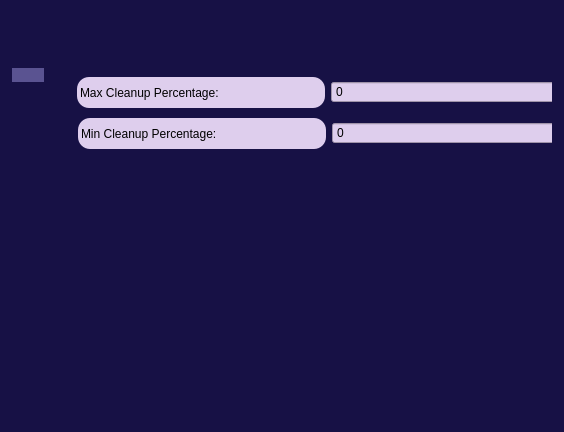
Qt form UI/main.ui (DORSA-co/oxin_storage_management) before a commit.
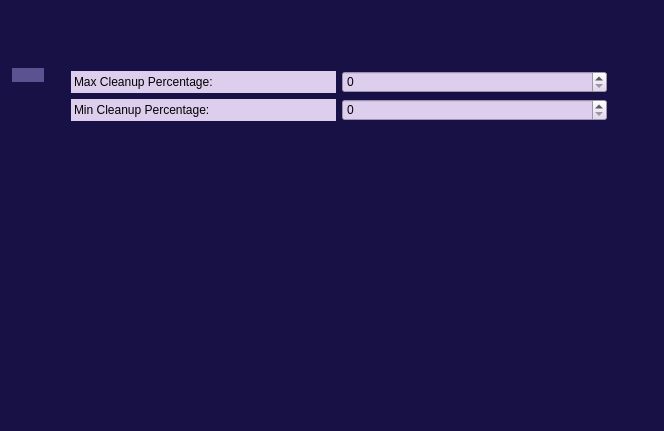
The same form after that commit. The open tabs and pages were chosen to show the change. Icons and pictures are not drawn.

```diff
--- a/UI/main.ui
+++ b/UI/main.ui
@@ -6,8 +6,8 @@
    <rect>
     <x>0</x>
     <y>0</y>
-    <width>564</width>
-    <height>432</height>
+    <width>664</width>
+    <height>431</height>
    </rect>
   </property>
   <property name="windowTitle">
@@ -633,6 +633,18 @@
         </widget>
         <widget class="QWidget" name="page_3">
          <layout class="QVBoxLayout" name="verticalLayout_5">
+          <property name="leftMargin">
+           <number>3</number>
+          </property>
+          <property name="topMargin">
+           <number>3</number>
+          </property>
+          <property name="rightMargin">
+           <number>45</number>
+          </property>
+          <property name="bottomMargin">
+           <number>3</number>
+          </property>
           <item>
            <widget class="QFrame" name="frame_2">
             <property name="frameShape">
@@ -641,15 +653,8 @@
             <property name="frameShadow">
              <enum>QFrame::Raised</enum>
             </property>
-            <widget class="QWidget" name="layoutWidget">
-             <property name="geometry">
-              <rect>
-               <x>9</x>
-               <y>9</y>
-               <width>501</width>
-               <height>31</height>
-              </rect>
-             </property>
+            <layout class="QVBoxLayout" name="verticalLayout_7">
+             <item>
              <layout class="QHBoxLayout" name="horizontalLayout_219">
               <item>
                <widget class="QLabel" name="label_154">
@@ -678,16 +683,8 @@
                </widget>
               </item>
              </layout>
-            </widget>
-            <widget class="QWidget" name="layoutWidget_2">
-             <property name="geometry">
-              <rect>
-               <x>10</x>
-               <y>50</y>
-               <width>501</width>
-               <height>31</height>
-              </rect>
-             </property>
+             </item>
+             <item>
              <layout class="QHBoxLayout" name="horizontalLayout_220">
               <item>
                <widget class="QLabel" name="label_155">
@@ -716,7 +713,21 @@
                </widget>
               </item>
              </layout>
-            </widget>
+             </item>
+             <item>
+              <spacer name="verticalSpacer_2">
+               <property name="orientation">
+                <enum>Qt::Vertical</enum>
+               </property>
+               <property name="sizeHint" stdset="0">
+                <size>
+                 <width>20</width>
+                 <height>40</height>
+                </size>
+               </property>
+              </spacer>
+             </item>
+            </layout>
            </widget>
           </item>
          </layout>
```
Left out of the diff: 7 changed lines with no effect on the pictures. Lines whose indentation alone changed are shown as unchanged.
